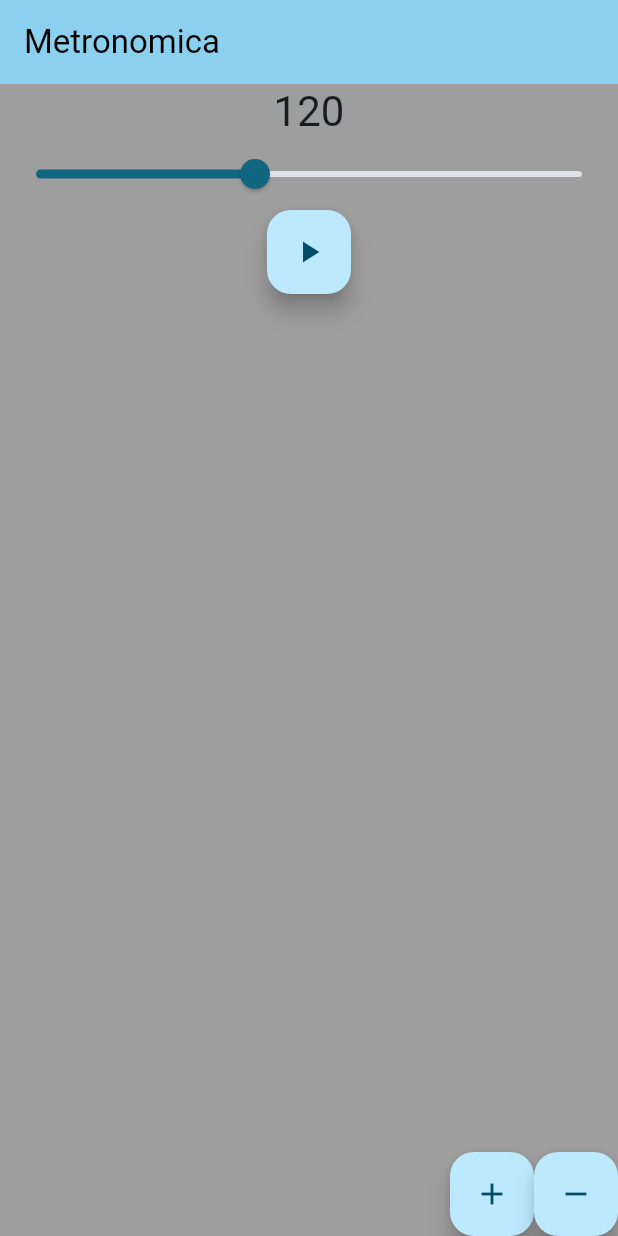
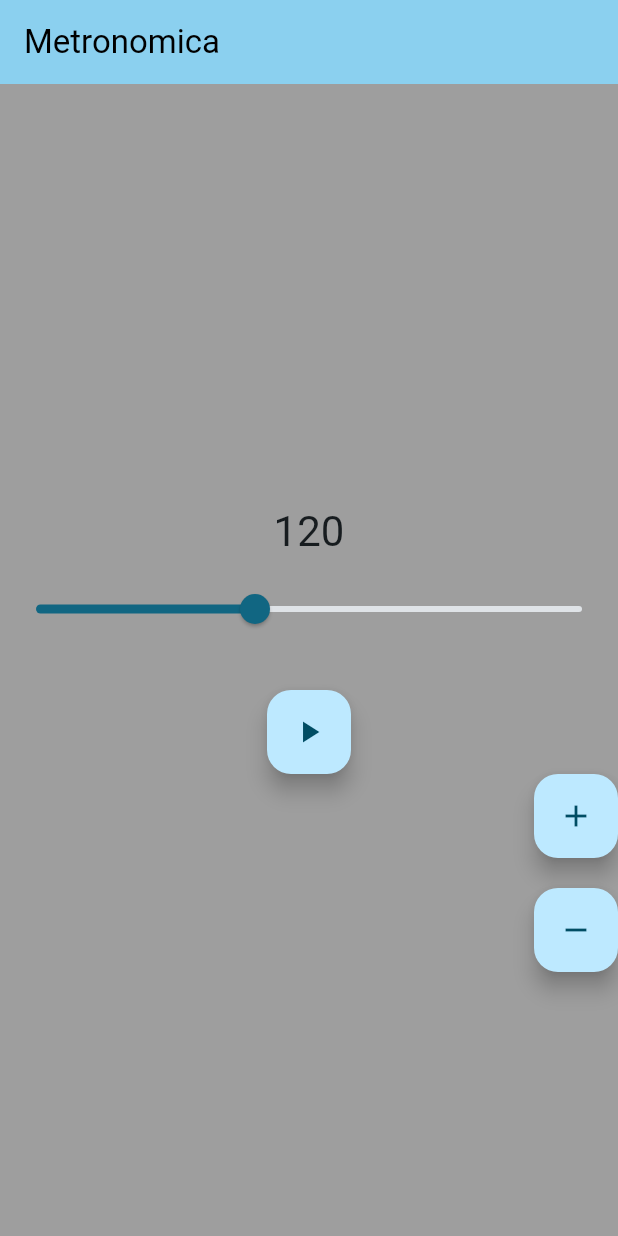
Before and after one commit to tncargil/Metronomica, a Flutter app: the screen it shows after launch, on a phone screen of 412 x 824 dp. Run offline on Flutter 3.47's test engine with Material 3 defaults, Android fonts, the phone set to English and light mode, and no system bars; our stand-ins replace audioplayers; missing offline and left inert: metronome.

Commit message:
UI updates

```diff
--- a/lib/main.dart
+++ b/lib/main.dart
@@ -135,10 +135,12 @@ class _MyHomePageState extends State<MyHomePage> {
           // wireframe for each widget.
           mainAxisAlignment: MainAxisAlignment.center,
           children: <Widget>[
+          SizedBox(height: 280),
             Text(
               bpm.round().toString(),
               style: Theme.of(context).textTheme.headlineMedium,
             ),
+          SizedBox(height: 10),
             Slider(
               value: bpm.toDouble(),
               max: 300,
@@ -152,6 +154,7 @@ class _MyHomePageState extends State<MyHomePage> {
                 });
               },
             ),
+            SizedBox(height: 30),
             FloatingActionButton(
 
               onPressed: () async {
@@ -177,14 +180,22 @@ class _MyHomePageState extends State<MyHomePage> {
                   enableFeedback: false,
                   child: const Icon(Icons.add),
                 ),
+              ],
+            ),
+            SizedBox(height: 20),
+            Row(
+            mainAxisAlignment: MainAxisAlignment.end,
+            children: <Widget>[
                 FloatingActionButton(onPressed: ()
                 {
                     updateBpm(-5);
                   },
                   enableFeedback: false,
                   child: const Icon(Icons.remove),
-            ),],
                 ),
+              ],
+            ),
+          SizedBox(height: 200),
          ],
         ),
       ),
```
Lines whose indentation alone changed are shown as unchanged.
